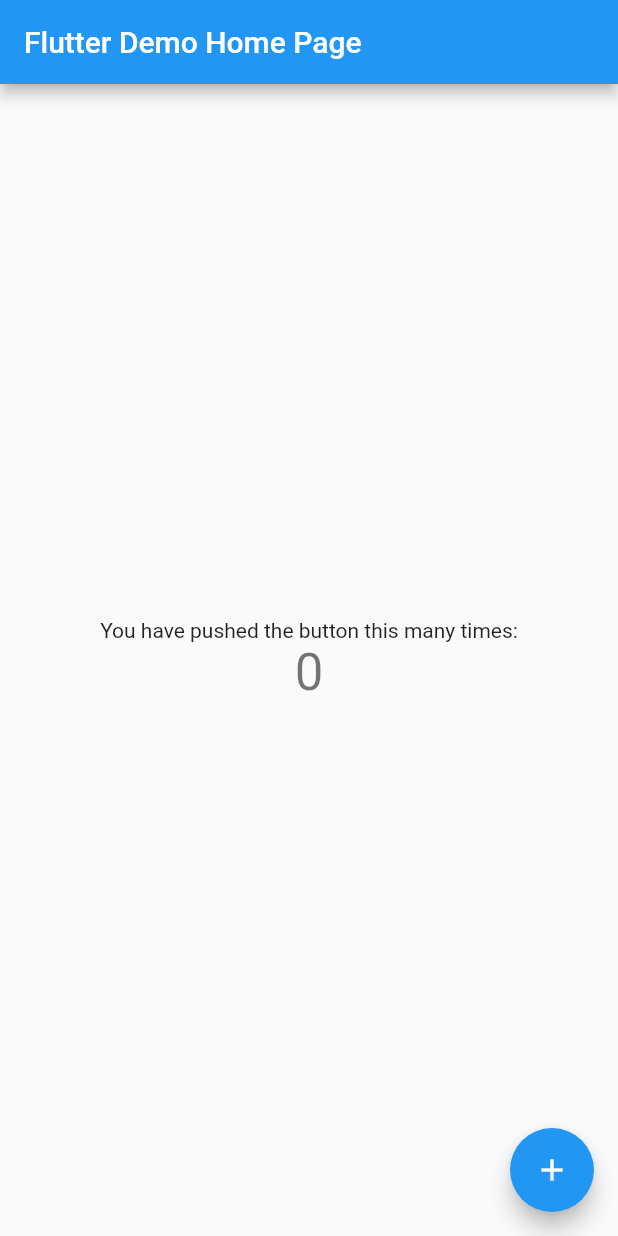
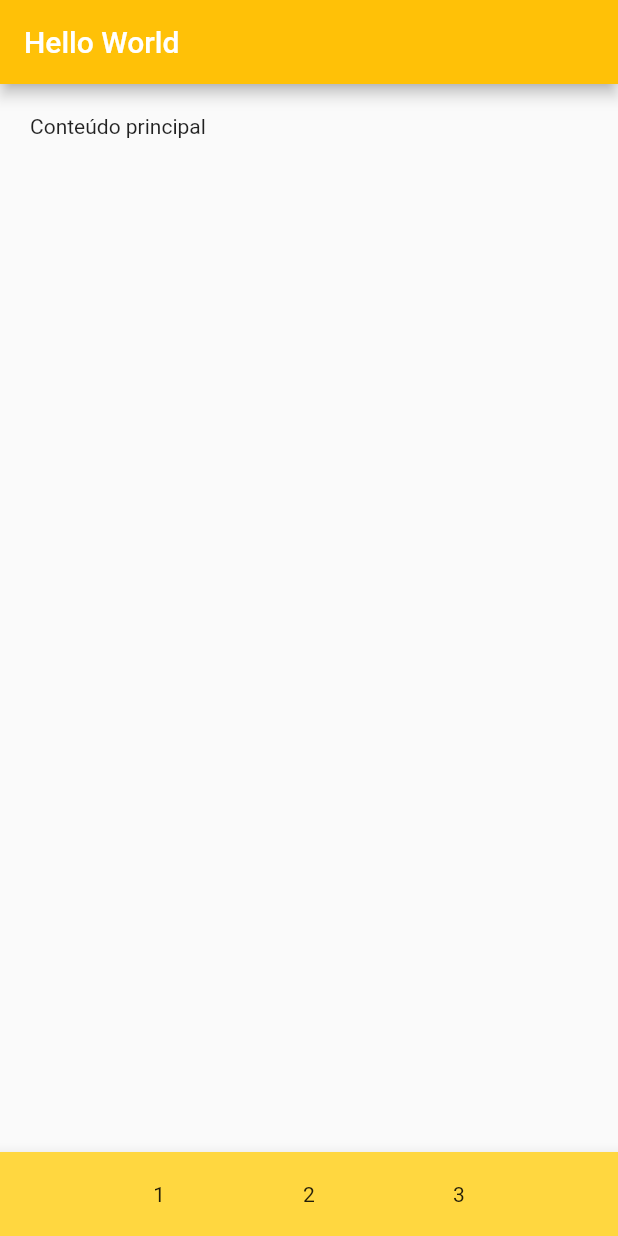
Before and after one commit to moreirapontocom/meu-primeiro-projeto-flutter, a Flutter app: the screen it shows after launch, on a phone screen of 412 x 824 dp. Run offline on Flutter 3.47's test engine with Material 2 defaults, Android fonts, the phone set to English and light mode, and no system bars.

Commit message:
Scaffold

```diff
--- a/lib/main.dart
+++ b/lib/main.dart
@@ -1,111 +1,33 @@
 import 'package:flutter/material.dart';
 
-void main() => runApp(MyApp());
+void main() {
 
-class MyApp extends StatelessWidget {
-  // This widget is the root of your application.
-  @override
-  Widget build(BuildContext context) {
-    return MaterialApp(
-      title: 'Flutter Demo',
-      theme: ThemeData(
-        // This is the theme of your application.
-        //
-        // Try running your application with "flutter run". You'll see the
-        // application has a blue toolbar. Then, without quitting the app, try
-        // changing the primarySwatch below to Colors.green and then invoke
-        // "hot reload" (press "r" in the console where you ran "flutter run",
-        // or simply save your changes to "hot reload" in a Flutter IDE).
-        // Notice that the counter didn't reset back to zero; the application
-        // is not restarted.
-        primarySwatch: Colors.blue,
+  runApp(MaterialApp(
+    title: "Hello World",
+    home: Scaffold(
+      appBar: AppBar(
+        title: Text("Hello World"),
+        backgroundColor: Colors.amber,
       ),
-      home: MyHomePage(title: 'Flutter Demo Home Page'),
-    );
-  }
-}
-
-class MyHomePage extends StatefulWidget {
-  MyHomePage({Key key, this.title}) : super(key: key);
-
-  // This widget is the home page of your application. It is stateful, meaning
-  // that it has a State object (defined below) that contains fields that affect
-  // how it looks.
-
-  // This class is the configuration for the state. It holds the values (in this
-  // case the title) provided by the parent (in this case the App widget) and
-  // used by the build method of the State. Fields in a Widget subclass are
-  // always marked "final".
-
-  final String title;
-
-  @override
-  _MyHomePageState createState() => _MyHomePageState();
-}
-
-class _MyHomePageState extends State<MyHomePage> {
-  int _counter = 0;
-
-  void _incrementCounter() {
-    setState(() {
-      // This call to setState tells the Flutter framework that something has
-      // changed in this State, which causes it to rerun the build method below
-      // so that the display can reflect the updated values. If we changed
-      // _counter without calling setState(), then the build method would not be
-      // called again, and so nothing would appear to happen.
-      _counter++;
-    });
-  }
-
-  @override
-  Widget build(BuildContext context) {
-    // This method is rerun every time setState is called, for instance as done
-    // by the _incrementCounter method above.
-    //
-    // The Flutter framework has been optimized to make rerunning build methods
-    // fast, so that you can just rebuild anything that needs updating rather
-    // than having to individually change instances of widgets.
-    return Scaffold(
-      appBar: AppBar(
-        // Here we take the value from the MyHomePage object that was created by
-        // the App.build method, and use it to set our appbar title.
-        title: Text(widget.title),
+      body: Padding(
+        padding: EdgeInsets.all(20),
+        child: Text("Conteúdo principal"),
       ),
-      body: Center(
-        // Center is a layout widget. It takes a single child and positions it
-        // in the middle of the parent.
-        child: Column(
-          // Column is also a layout widget. It takes a list of children and
-          // arranges them vertically. By default, it sizes itself to fit its
-          // children horizontally, and tries to be as tall as its parent.
-          //
-          // Invoke "debug painting" (press "p" in the console, choose the
-          // "Toggle Debug Paint" action from the Flutter Inspector in Android
-          // Studio, or the "Toggle Debug Paint" command in Visual Studio Code)
-          // to see the wireframe for each widget.
-          //
-          // Column has various properties to control how it sizes itself and
-          // how it positions its children. Here we use mainAxisAlignment to
-          // center the children vertically; the main axis here is the vertical
-          // axis because Columns are vertical (the cross axis would be
-          // horizontal).
-          mainAxisAlignment: MainAxisAlignment.center,
-          children: <Widget>[
-            Text(
-              'You have pushed the button this many times:',
-            ),
-            Text(
-              '$_counter',
-              style: Theme.of(context).textTheme.display1,
-            ),
-          ],
+      bottomNavigationBar: BottomAppBar(
+        color: Colors.amberAccent,
+        child: Padding(
+          padding: EdgeInsets.fromLTRB(10, 20, 10, 20),
+          child: Row(
+            mainAxisAlignment: MainAxisAlignment.spaceEvenly,
+            children: <Widget>[
+              Text("1"),
+              Text("2"),
+              Text("3"),
+            ],
+          ),
         ),
       ),
-      floatingActionButton: FloatingActionButton(
-        onPressed: _incrementCounter,
-        tooltip: 'Increment',
-        child: Icon(Icons.add),
-      ), // This trailing comma makes auto-formatting nicer for build methods.
-    );
-  }
+    )
+  ));
+
 }
```
Also changed, not shown: 1 other file.
